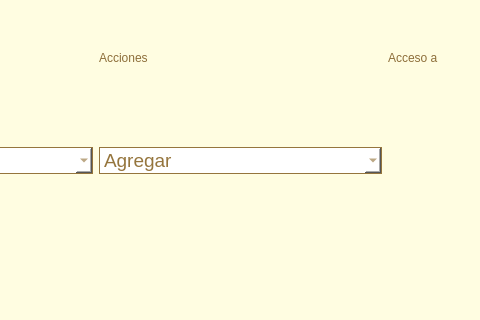
Before: the Qt Designer form ui/agregar-usuario.ui in andreadh01/Notarius, drawn with Qt 5; both pictures show x 221 to 701 and y 439 to 759 of the 923 by 868 pixel window.
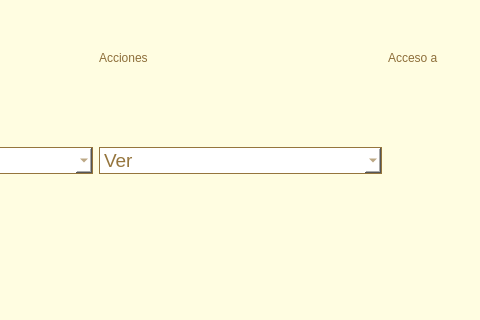
After: the same form once the commit is applied.

Commit message: permisos modificados para el registro

The edit to the form file:
```diff
--- a/ui/agregar-usuario.ui
+++ b/ui/agregar-usuario.ui
@@ -258,16 +258,6 @@
 color: rgb(149, 117, 61);
 }</string>
          </property>
-         <item>
-          <property name="text">
-           <string>Agregar</string>
-          </property>
-         </item>
-         <item>
-          <property name="text">
-           <string>Modificar</string>
-          </property>
-         </item>
          <item>
           <property name="text">
            <string>Ver</string>
```
Left out of the diff: 5 changed lines with no effect on the pictures. The commit also changes 1 other file.
